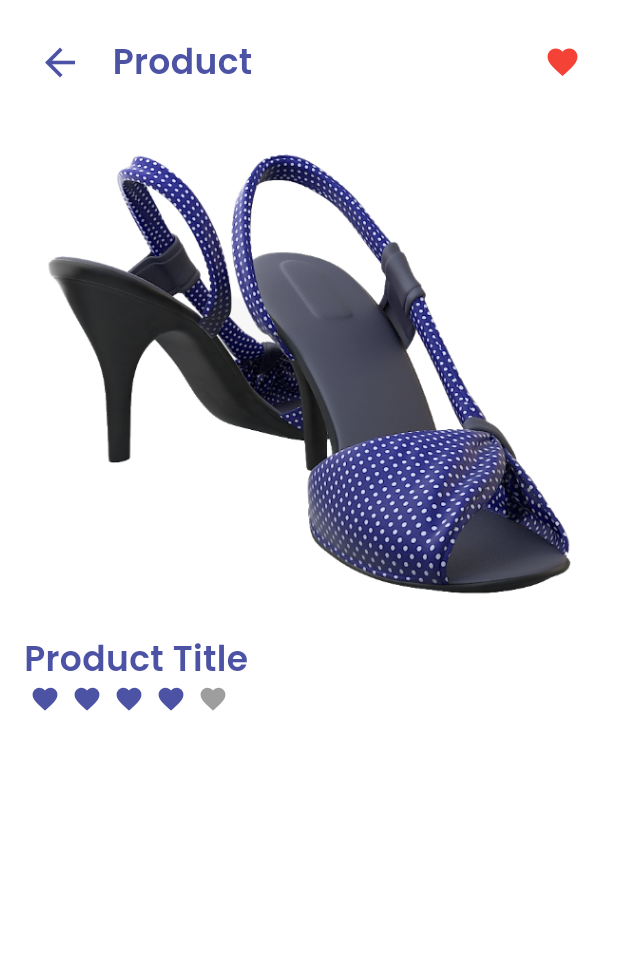
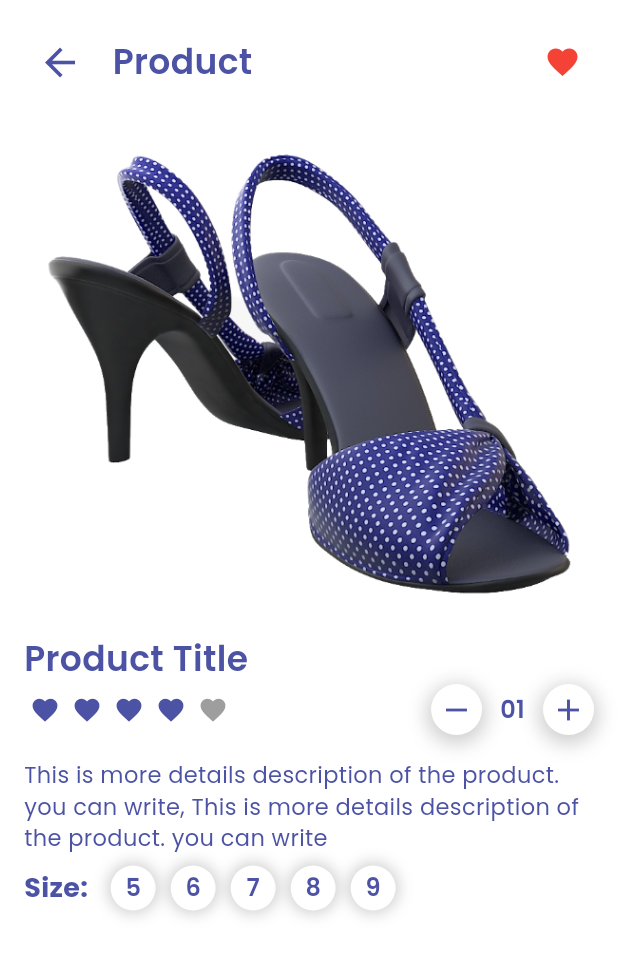
Before and after one commit to Ibrahim-K98han/flutter_shop_app, a Flutter app: the ItemPage screen opened by its route, on a phone screen of 412 x 824 dp. Shown: the top 956 px of the screen. Run offline on Flutter 3.47's test engine with Material 3 defaults, Android fonts, the phone set to English and light mode, and no system bars; drawn by our look-alikes of flutter_rating_bar; our stand-ins replace curved_navigation_bar, google_fonts.

Commit message:
item page done

```diff
--- a/lib/pages/item/item_page.dart
+++ b/lib/pages/item/item_page.dart
@@ -42,6 +42,9 @@ class ItemPage extends StatelessWidget {
                   'Product Title',
                   style: TextFontStyle.headline23w600c4C53A5StylePoppins,
                 ),
+                Row(
+                  mainAxisAlignment: MainAxisAlignment.spaceBetween,
+                  children: [
                     RatingBar.builder(
                       initialRating: 4,
                       minRating: 1,
@@ -60,9 +63,101 @@ class ItemPage extends StatelessWidget {
                     Row(
                       children: [
                         Container(
+                          padding: EdgeInsets.all(5),
                           decoration: BoxDecoration(
                               color: Colors.white,
+                              borderRadius: BorderRadius.circular(20),
+                              boxShadow: [
+                                BoxShadow(
+                                  color: Colors.grey.withOpacity(0.5),
+                                  spreadRadius: 3,
+                                  blurRadius: 10,
+                                  offset: Offset(0, 3),
+                                )
+                              ]),
+                          child: Icon(
+                            Icons.remove,
+                            color: AppColors.c4C53A5,
                           ),
+                        ),
+                        Padding(
+                          padding: EdgeInsets.symmetric(horizontal: 12),
+                          child: Text(
+                            '01',
+                            style:
+                                TextFontStyle.headline16w600c4C53A5StylePoppins,
+                          ),
+                        ),
+                        Container(
+                          padding: EdgeInsets.all(5),
+                          decoration: BoxDecoration(
+                              color: Colors.white,
+                              borderRadius: BorderRadius.circular(20),
+                              boxShadow: [
+                                BoxShadow(
+                                  color: Colors.grey.withOpacity(0.5),
+                                  spreadRadius: 3,
+                                  blurRadius: 10,
+                                  offset: Offset(0, 3),
+                                )
+                              ]),
+                          child: Icon(
+                            Icons.add,
+                            color: AppColors.c4C53A5,
+                          ),
+                        ),
+                      ],
+                    ),
+                  ],
+                ),
+                SizedBox(
+                  height: 16,
+                ),
+                Text(
+                  'This is more details description of the product. you can write, This is more details description of the product. you can write',
+                  style: TextFontStyle.headline15wNormalc4C53A5StylePoppins,
+                ),
+                SizedBox(
+                  height: 8,
+                ),
+                Row(
+                  children: [
+                    Text(
+                      'Size:',
+                      style: TextFontStyle.headline15wNormalc4C53A5StylePoppins
+                          .copyWith(
+                        fontSize: 18,
+                        fontWeight: FontWeight.bold,
+                      ),
+                    ),
+                    SizedBox(
+                      width: 10,
+                    ),
+                    Row(
+                      children: [
+                        for (int i = 5; i < 10; i++)
+                          Container(
+                            height: 30,
+                            width: 30,
+                            alignment: Alignment.center,
+                            margin: EdgeInsets.symmetric(horizontal: 5),
+                            decoration: BoxDecoration(
+                                color: Colors.white,
+                                borderRadius: BorderRadius.circular(30),
+                                boxShadow: [
+                                  BoxShadow(
+                                    color: Colors.grey.withOpacity(0.5),
+                                    spreadRadius: 2,
+                                    blurRadius: 8,
+                                  )
+                                ]),
+                            child: Text(
+                              i.toString(),
+                              style: TextFontStyle
+                                  .headline16w600c4C53A5StylePoppins,
+                            ),
+                          )
+                      ],
                     )
                   ],
                 )
```
Lines whose indentation alone changed are shown as unchanged.
